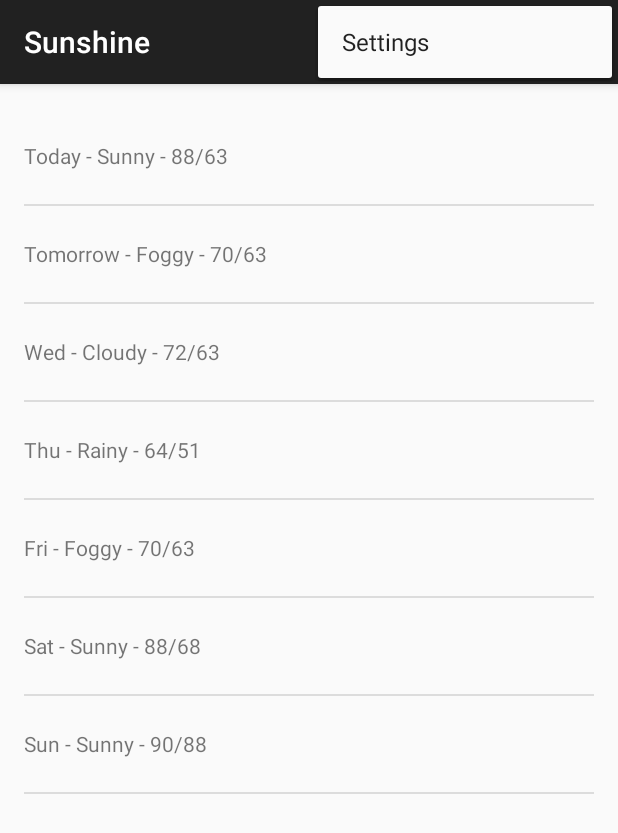
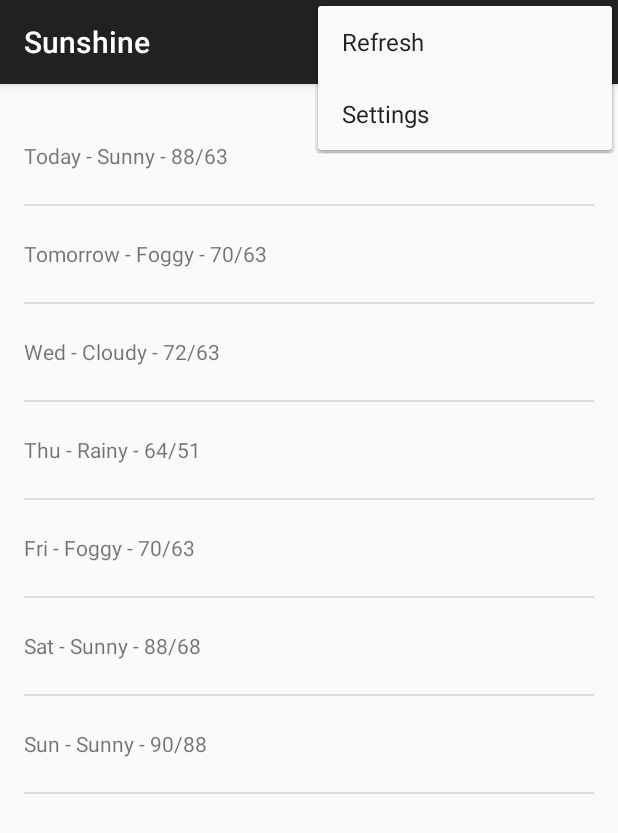
Before and after one commit to geordyp/Android-Tutorial, an Android app: the screen it shows after launch (MainActivity), with the options menu open, on a phone screen of 412 x 824 dp. Shown: the top 833 px of the screen. Run offline under Robolectric (Android 15) with nearby library versions, the phone set to English and light mode, and no system bars.

Commit message:
finished lesson 2

```diff
--- a/app/src/main/AndroidManifest.xml
+++ b/app/src/main/AndroidManifest.xml
@@ -1,6 +1,8 @@
 <?xml version="1.0" encoding="utf-8"?>
 <manifest xmlns:android="http://schemas.android.com/apk/res/android"
     package="com.example.frogeo.sunshine.app" >
+
+    <uses-permission android:name="android.permission.INTERNET"/>
 
     <application
         android:allowBackup="true"
--- a/app/src/main/java/com/example/frogeo/sunshine/app/MainActivityFragment.java
+++ /dev/null
@@ -1,53 +0,0 @@
-package com.example.frogeo.sunshine.app;
-
-import android.support.v4.app.Fragment;
-import android.os.Bundle;
-import android.view.LayoutInflater;
-import android.view.View;
-import android.view.ViewGroup;
-import android.widget.ArrayAdapter;
-import android.widget.ListView;
-
-import java.util.ArrayList;
-import java.util.Arrays;
-import java.util.List;
-
-/**
- * A placeholder fragment containing a simple view.
- */
-public class MainActivityFragment extends Fragment {
-    private ArrayAdapter<String> mForecastAdapter;
-
-    public MainActivityFragment() {
-    }
-
-    @Override
-    public View onCreateView(LayoutInflater inflater, ViewGroup container, Bundle savedInstanceState) {
-        View rootView = inflater.inflate(R.layout.fragment_main, container, false);
-
-        String[] forecastArray = {
-                "Today - Sunny - 88/63",
-                "Tomorrow - Foggy - 70/63",
-                "Wed - Cloudy - 72/63",
-                "Thu - Rainy - 64/51",
-                "Fri - Foggy - 70/63",
-                "Sat - Sunny - 88/68",
-                "Sun - Sunny - 90/88"};
-        List<String> weekForecast = new ArrayList<String>(Arrays.asList(forecastArray));
-
-        mForecastAdapter = new ArrayAdapter<String>(
-                // The current context
-                getActivity(),
-                // ID of list item layout
-                R.layout.list_item_forecast,
-                // ID of the textview to populate
-                R.id.list_item_forecast_textview,
-                // Forecast data
-                weekForecast);
-
-        ListView listView = (ListView) rootView.findViewById(R.id.listview_forecast);
-        listView.setAdapter(mForecastAdapter);
-
-        return rootView;
-    }
-}
--- a/app/src/main/res/layout/activity_main.xml
+++ b/app/src/main/res/layout/activity_main.xml
@@ -1,5 +1,5 @@
 <fragment xmlns:android="http://schemas.android.com/apk/res/android"
     xmlns:tools="http://schemas.android.com/tools" android:id="@+id/fragment"
-    android:name="com.example.frogeo.sunshine.app.MainActivityFragment"
+    android:name="com.example.frogeo.sunshine.app.ForecastFragment"
     tools:layout="@layout/fragment_main" android:layout_width="match_parent"
     android:layout_height="match_parent" />
--- /dev/null
+++ b/app/src/main/res/menu/forecastfragment.xml
@@ -0,0 +1,8 @@
+<?xml version="1.0" encoding="utf-8"?>
+
+<menu xmlns:android="http://schemas.android.com/apk/res/android"
+    xmlns:app="http://schemas.android.com/apk/res-auto">
+    <item android:id="@+id/action_refresh"
+        android:title="@string/action_refresh"
+        app:showAsAction="never" />
+</menu>
--- a/app/src/main/res/values/strings.xml
+++ b/app/src/main/res/values/strings.xml
@@ -2,4 +2,5 @@
     <string name="app_name">Sunshine</string>
     <string name="hello_world">Hello world!</string>
     <string name="action_settings">Settings</string>
+    <string name="action_refresh" translatable="false">Refresh</string>
 </resources>
```
Also changed, not shown: app/src/main/java/com/example/frogeo/sunshine/app/ForecastFragment.java (added, +300 -0 lines), app/src/main/java/com/example/frogeo/sunshine/app/MainActivity.java (+1 -11 lines), app/src/main/res/menu/main.xml (+6 -3 lines).
